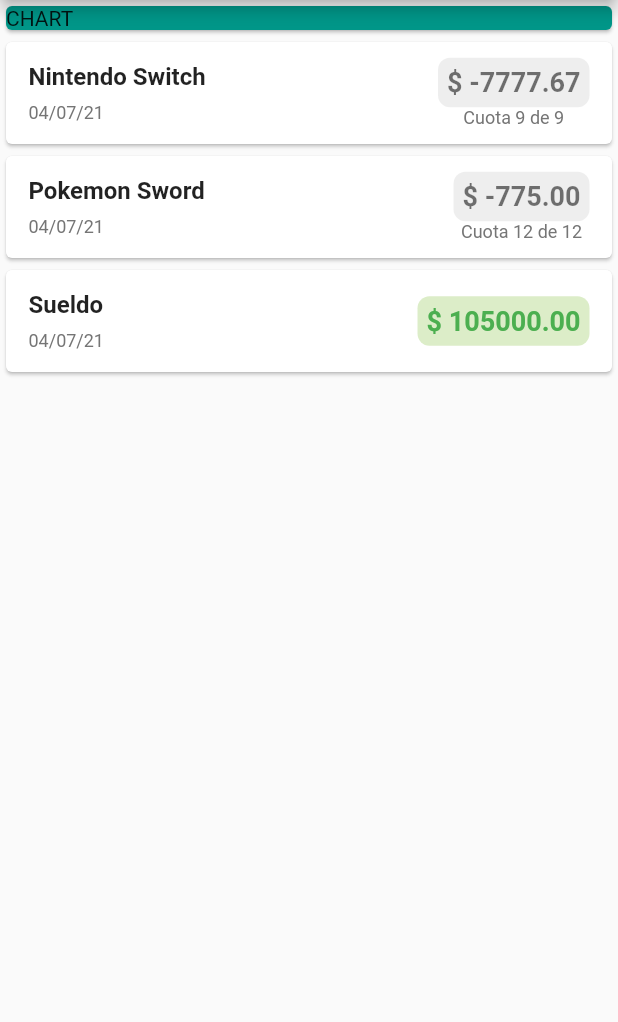
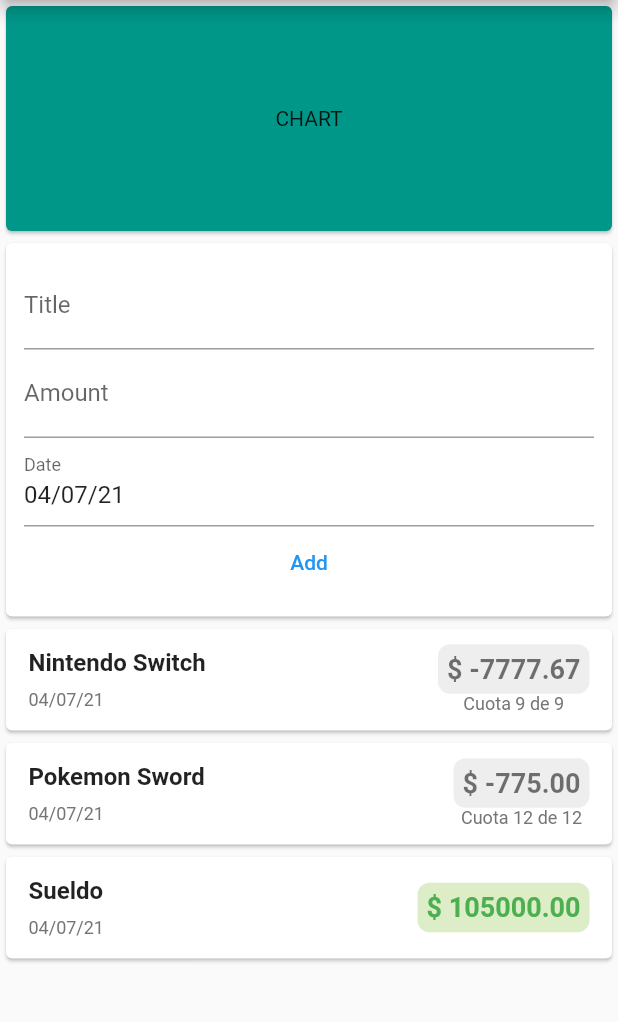
Before and after one commit to sanefc23/flutter_expense_tracker, a Flutter app: the screen it shows after launch, on a phone screen of 412 x 824 dp, the part 84-1106 px from its top. Run offline on Flutter 3.47's test engine with Material 2 defaults, Android fonts, the phone set to English and light mode, and no system bars.

Commit message:
Added date picker

```diff
--- /dev/null
+++ b/lib/expense_datepicker.dart
@@ -0,0 +1,41 @@
+import 'package:flutter/material.dart';
+import 'package:intl/intl.dart';
+
+class ExpenseDatePicker extends StatefulWidget {
+  const ExpenseDatePicker({Key? key}) : super(key: key);
+
+  @override
+  _ExpenseDatePickerState createState() => _ExpenseDatePickerState();
+}
+
+class _ExpenseDatePickerState extends State<ExpenseDatePicker> {
+  late TextEditingController _controller;
+  DateTime _dateTime = DateTime.now();
+
+  @override
+  void initState() {
+    super.initState();
+    _controller = new TextEditingController(
+        text: DateFormat('dd/MM/yy').format(_dateTime).toString());
+  }
+
+  @override
+  Widget build(BuildContext context) {
+    return TextField(
+      controller: _controller,
+      onTap: () => showDatePicker(
+        context: context,
+        initialDate: DateTime.now(),
+        firstDate: DateTime(2001),
+        lastDate: DateTime(2222),
+      ).then((date) {
+        setState(() {
+          _controller.text = DateFormat('dd/MM/yy').format(date!).toString();
+        });
+      }),
+      decoration: InputDecoration(
+        labelText: 'Date',
+      ),
+    );
+  }
+}
--- a/lib/main.dart
+++ b/lib/main.dart
@@ -1,6 +1,8 @@
 import 'package:flutter/cupertino.dart';
 import 'package:flutter/material.dart';
 import 'package:intl/intl.dart';
+import 'package:personal_expenses/expense_datepicker.dart';
+
 import './transaction.dart';
 
 void main() => runApp(MyApp());
@@ -56,7 +58,35 @@ class MyHomePage extends StatelessWidget {
           Card(
             color: Colors.teal,
             child: Container(
-              child: Text('CHART'),
+              height: 150,
+              child: Center(
+                child: Text('CHART'),
+              ),
+            ),
+          ),
+          //Text Inputs
+          Card(
+            child: Padding(
+              padding: const EdgeInsets.all(12.0),
+              child: Column(
+                children: [
+                  TextField(
+                    decoration: InputDecoration(
+                      labelText: "Title",
+                    ),
+                  ),
+                  TextField(
+                    decoration: InputDecoration(
+                      labelText: "Amount",
+                    ),
+                  ),
+                  ExpenseDatePicker(),
+                  TextButton(
+                    onPressed: () => print('added!'),
+                    child: Text('Add'),
+                  ),
+                ],
+              ),
             ),
           ),
           Column(
--- a/lib/transaction.dart
+++ b/lib/transaction.dart
@@ -1,5 +1,3 @@
-import 'package:flutter/foundation.dart';
-
 class Transaction {
   final String id;
   final String title;
@@ -8,9 +6,9 @@ class Transaction {
   final int installments;
 
   Transaction(
-      {@required this.id,
-      @required this.title,
-      @required this.amount,
-      @required this.date,
-      @required this.installments});
+      {required this.id,
+      required this.title,
+      required this.amount,
+      required this.date,
+      required this.installments});
 }
--- a/pubspec.yaml
+++ b/pubspec.yaml
@@ -18,7 +18,7 @@ publish_to: 'none' # Remove this line if you wish to publish to pub.dev
 version: 1.0.0+1
 
 environment:
-  sdk: ">=2.7.0 <3.0.0"
+  sdk: ">=2.12.0 <3.0.0"
 
 dependencies:
   flutter:
```
Also changed, not shown: pubspec.lock.
